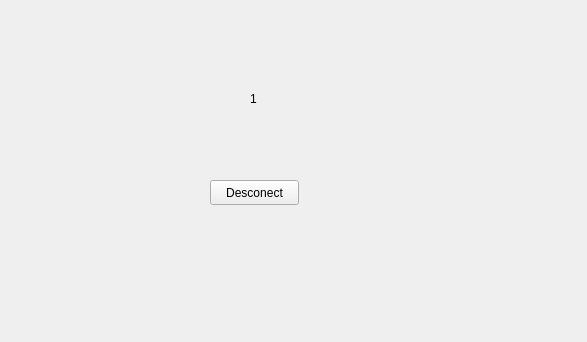
fedefunes96/worms, file Escenario/GameWindow/waitRoom.ui: the form before one commit.
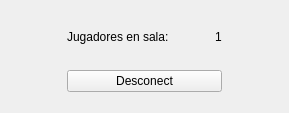
The form after the commit.

Diff of the .ui file:
```diff
--- a/Escenario/GameWindow/waitRoom.ui
+++ b/Escenario/GameWindow/waitRoom.ui
@@ -6,42 +6,147 @@
    <rect>
     <x>0</x>
     <y>0</y>
-    <width>587</width>
-    <height>342</height>
+    <width>289</width>
+    <height>113</height>
    </rect>
   </property>
   <property name="windowTitle">
    <string>Form</string>
   </property>
-  <widget class="QLabel" name="jugadores">
-   <property name="geometry">
-    <rect>
-     <x>220</x>
-     <y>90</y>
-     <width>67</width>
-     <height>17</height>
-    </rect>
-   </property>
-   <property name="text">
-    <string>1</string>
-   </property>
-   <property name="alignment">
-    <set>Qt::AlignCenter</set>
-   </property>
-  </widget>
-  <widget class="QPushButton" name="pushButton">
-   <property name="geometry">
-    <rect>
-     <x>210</x>
-     <y>180</y>
-     <width>89</width>
-     <height>25</height>
-    </rect>
-   </property>
-   <property name="text">
-    <string>Desconect</string>
-   </property>
-  </widget>
+  <layout class="QGridLayout" name="gridLayout">
+   <item row="0" column="0">
+    <layout class="QHBoxLayout" name="horizontalLayout_2">
+     <item>
+      <spacer name="horizontalSpacer_2">
+       <property name="orientation">
+        <enum>Qt::Horizontal</enum>
+       </property>
+       <property name="sizeHint" stdset="0">
+        <size>
+         <width>40</width>
+         <height>20</height>
+        </size>
+       </property>
+      </spacer>
+     </item>
+     <item>
+      <layout class="QVBoxLayout" name="verticalLayout">
+       <item>
+        <spacer name="verticalSpacer_2">
+         <property name="orientation">
+          <enum>Qt::Vertical</enum>
+         </property>
+         <property name="sizeHint" stdset="0">
+          <size>
+           <width>20</width>
+           <height>40</height>
+          </size>
+         </property>
+        </spacer>
+       </item>
+       <item>
+        <layout class="QHBoxLayout" name="horizontalLayout">
+         <item>
+          <widget class="QLabel" name="label">
+           <property name="text">
+            <string>Jugadores en sala:</string>
+           </property>
+          </widget>
+         </item>
+         <item>
+          <spacer name="horizontalSpacer">
+           <property name="orientation">
+            <enum>Qt::Horizontal</enum>
+           </property>
+           <property name="sizeHint" stdset="0">
+            <size>
+             <width>40</width>
+             <height>20</height>
+            </size>
+           </property>
+          </spacer>
+         </item>
+         <item>
+          <widget class="QLabel" name="jugadores">
+           <property name="text">
+            <string>1</string>
+           </property>
+           <property name="alignment">
+            <set>Qt::AlignCenter</set>
+           </property>
+          </widget>
+         </item>
+        </layout>
+       </item>
+       <item>
+        <spacer name="verticalSpacer">
+         <property name="orientation">
+          <enum>Qt::Vertical</enum>
+         </property>
+         <property name="sizeHint" stdset="0">
+          <size>
+           <width>20</width>
+           <height>40</height>
+          </size>
+         </property>
+        </spacer>
+       </item>
+       <item>
+        <widget class="QPushButton" name="pushButton">
+         <property name="text">
+          <string>Desconect</string>
+         </property>
+        </widget>
+       </item>
+       <item>
+        <spacer name="verticalSpacer_3">
+         <property name="orientation">
+          <enum>Qt::Vertical</enum>
+         </property>
+         <property name="sizeType">
+          <enum>QSizePolicy::Fixed</enum>
+         </property>
+         <property name="sizeHint" stdset="0">
+          <size>
+           <width>20</width>
+           <height>10</height>
+          </size>
+         </property>
+        </spacer>
+       </item>
+      </layout>
+     </item>
+     <item>
+      <spacer name="horizontalSpacer_3">
+       <property name="orientation">
+        <enum>Qt::Horizontal</enum>
+       </property>
+       <property name="sizeType">
+        <enum>QSizePolicy::Expanding</enum>
+       </property>
+       <property name="sizeHint" stdset="0">
+        <size>
+         <width>40</width>
+         <height>20</height>
+        </size>
+       </property>
+      </spacer>
+     </item>
+    </layout>
+   </item>
+  </layout>
+  <zorder>jugadores</zorder>
+  <zorder>pushButton</zorder>
+  <zorder>pushButton</zorder>
+  <zorder>jugadores</zorder>
+  <zorder>pushButton</zorder>
+  <zorder>jugadores</zorder>
+  <zorder>label</zorder>
+  <zorder>horizontalSpacer</zorder>
+  <zorder>verticalSpacer</zorder>
+  <zorder>verticalSpacer_2</zorder>
+  <zorder>horizontalSpacer_2</zorder>
+  <zorder>horizontalSpacer_3</zorder>
  </widget>
  <resources/>
  <connections/>
```
